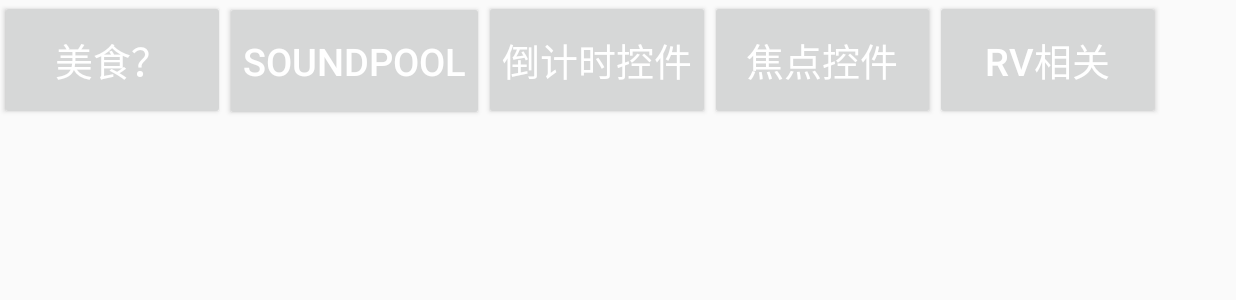
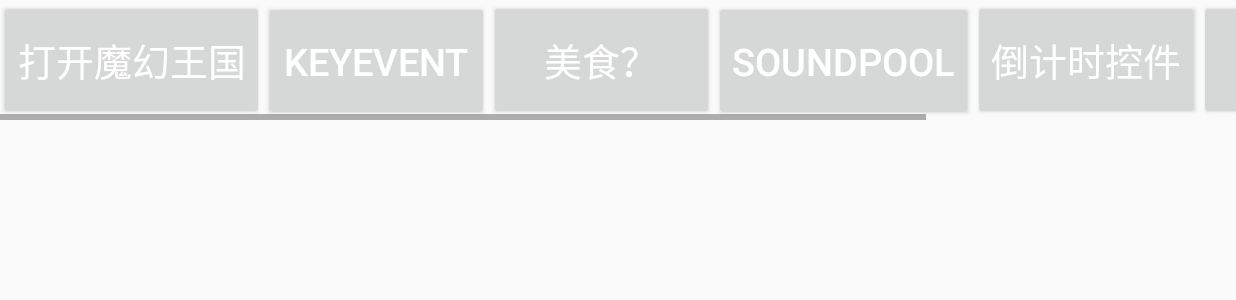
Before and after one commit to xiaomaguoguo/TVGather, an Android app: the MainActivity screen opened directly, with no data from a screen before it, on a phone screen of 824 x 412 dp (held sideways). Shown: the top 300 px of the screen. Run offline under Robolectric (Android 15) with nearby library versions, the phone set to English and light mode, and no system bars.

Commit message:
各种测试

```diff
--- a/TVGather/app/src/main/res/layout/main_activity.xml
+++ b/TVGather/app/src/main/res/layout/main_activity.xml
@@ -7,9 +7,20 @@
         android:layout_width="match_parent"
         android:layout_height="wrap_content">
         <LinearLayout
+            android:id="@+id/btnContainer"
             android:orientation="horizontal"
             android:layout_width="match_parent"
             android:layout_height="wrap_content">
+
+            <Button
+                android:id="@+id/btnOpenXiaoBanL"
+                style="@style/BtnStyle"
+                android:text="打开魔幻王国" />
+
+            <Button
+                android:id="@+id/btnKeyEvent"
+                style="@style/BtnStyle"
+                android:text="KeyEvent" />
 
             <Button
                 android:id="@+id/btnCate"
```
Also changed, not shown: TVGather/app/src/main/java/activity/MainActivity.java (+43 -1 lines), TVGather/app/src/main/java/temp/TimeDemo.java (+16 -4 lines), TVGather/app/src/main/res/layout/test.xml (added, +15 -0 lines).
